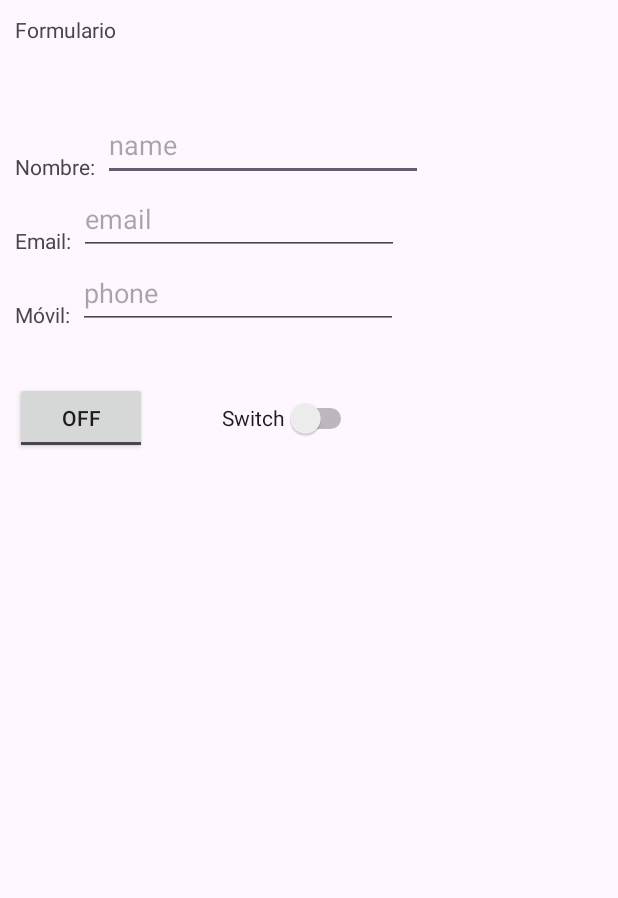
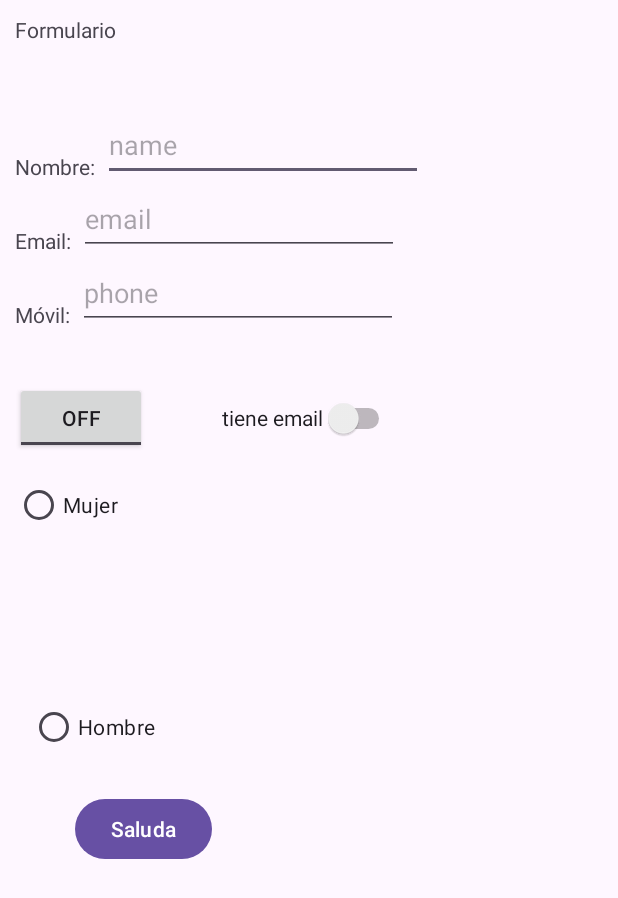
Before and after one commit to GraceSky3/HelloWorldAndroid, an Android app: the layout activity_contact.xml on its own in the app's theme, with its tools: preview values and no code run, on a phone screen of 412 x 824 dp. Shown: the top 898 px of the screen. Run offline under Robolectric (Android 15) with nearby library versions, the phone set to English and light mode, and no system bars.

Commit message:
Contactos activity

```diff
--- a/app/src/main/java/com/example/helloworld/ContactActivity.kt
+++ b/app/src/main/java/com/example/helloworld/ContactActivity.kt
@@ -2,19 +2,32 @@ package com.example.helloworld
 
 import androidx.appcompat.app.AppCompatActivity
 import android.os.Bundle
+import android.view.View
 import android.view.inputmethod.InputBinding
+import android.widget.Toast
 import com.example.helloworld.databinding.ActivityContactBinding
 
 class ContactActivity : AppCompatActivity() {
     private lateinit var binding: ActivityContactBinding
     override fun onCreate(savedInstanceState: Bundle?) {
         super.onCreate(savedInstanceState)
-        binding = ActivityContactBinding.inflate(layoutInflater)
+        //binding = ActivityContactBinding.inflate(layoutInflater) hacer invisible el email
         setContentView(binding.root)
 
        binding.switch1.setOnClickListener {
+           binding.email1.visibility = View.INVISIBLE
            binding.email1.isEnabled =
                binding.switch1.isChecked
        }
+        binding.btn.setOnClickListener{_ ->
+           when(binding.sexgroup.checkedRadioButtonId){
+               binding.male.id ->{
+                   Toast.makeText(this,"Sexo: masculino", Toast.LENGTH_SHORT).show()
+               }
+               binding.female.id ->{
+                   Toast.makeText(this,"Sexo: femenino", Toast.LENGTH_SHORT).show()
+               }
+           }
+        }
     }
 }
--- a/app/src/main/res/layout/activity_contact.xml
+++ b/app/src/main/res/layout/activity_contact.xml
@@ -90,7 +90,7 @@
         android:layout_marginStart="50dp"
         android:layout_marginTop="35dp"
         android:minHeight="48dp"
-        android:text="Switch"
+        android:text="tiene email"
         app:layout_constraintStart_toEndOf="@+id/switchh"
         app:layout_constraintTop_toBottomOf="@+id/editTextText3" />
 
@@ -104,4 +104,39 @@
         app:layout_constraintStart_toStartOf="parent"
         app:layout_constraintTop_toBottomOf="@+id/phone" />
 
+    <RadioGroup
+        android:id="@+id/sexgroup"
+        android:layout_width="0dp"
+        android:layout_height="wrap_content"
+        android:layout_marginStart="10dp"
+        android:layout_marginTop="10dp"
+        app:layout_constraintStart_toStartOf="parent"
+        app:layout_constraintTop_toBottomOf="@+id/switchh">
+
+        <RadioButton
+            android:id="@+id/female"
+            android:layout_width="match_parent"
+            android:layout_height="wrap_content"
+            android:text="Mujer" />
+
+        <RadioButton
+            android:id="@+id/male"
+            android:layout_width="124dp"
+            android:layout_height="wrap_content"
+            android:layout_marginStart="10dp"
+            android:layout_marginTop="100dp"
+            android:text="Hombre" />
+
+    </RadioGroup>
+
+    <Button
+        android:id="@+id/btn"
+        android:layout_width="wrap_content"
+        android:layout_height="wrap_content"
+        android:layout_marginStart="50dp"
+        android:layout_marginTop="20dp"
+        android:text="Saluda"
+        app:layout_constraintStart_toStartOf="parent"
+        app:layout_constraintTop_toBottomOf="@+id/sexgroup" />
+
 </androidx.constraintlayout.widget.ConstraintLayout>
```
